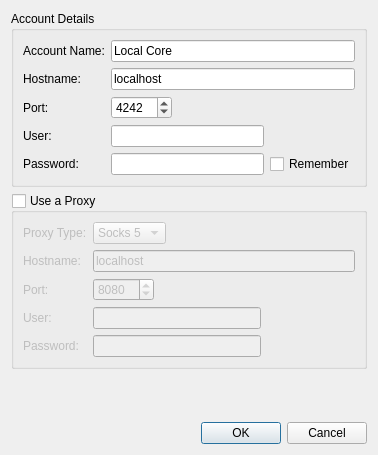
This is src/qtui/settingspages/coreaccounteditdlg.ui in quassel/quassel as Qt 5 draws it before an edit. The edited form follows.
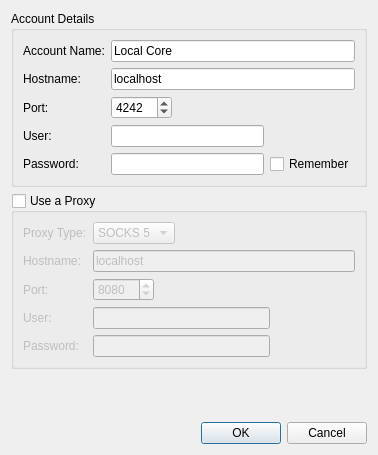
This is the edited form.

Diff of the .ui file:
```diff
--- a/src/qtui/settingspages/coreaccounteditdlg.ui
+++ b/src/qtui/settingspages/coreaccounteditdlg.ui
@@ -144,7 +144,7 @@
        <widget class="QComboBox" name="proxyType">
         <item>
          <property name="text">
-          <string>Socks 5</string>
+          <string>SOCKS 5</string>
          </property>
         </item>
         <item>
```
